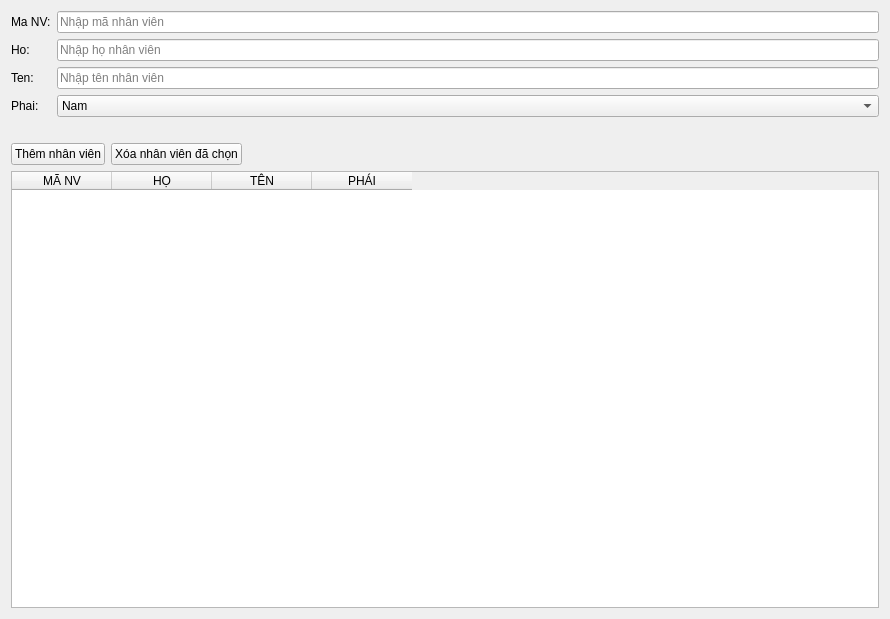
MinhKhang-ti/QuanLyVatTu, file nhanvienpage.ui: the form before one commit.
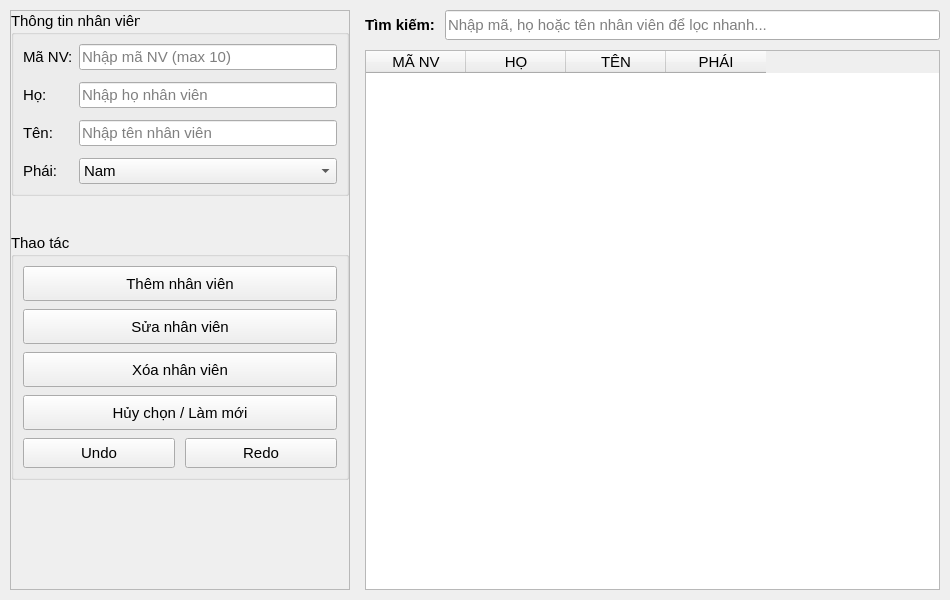
The form after the commit.

What changed in the file:
```diff
--- a/nhanvienpage.ui
+++ b/nhanvienpage.ui
@@ -6,34 +6,97 @@
    <rect>
     <x>0</x>
     <y>0</y>
-    <width>890</width>
-    <height>619</height>
+    <width>950</width>
+    <height>600</height>
    </rect>
   </property>
   <property name="windowTitle">
    <string>Form</string>
   </property>
-  <layout class="QVBoxLayout" name="mainLayout">
+  <property name="font">
+   <font>
+    <pointsize>11</pointsize>
+   </font>
+  </property>
+  <layout class="QHBoxLayout" name="horizontalLayout_Main">
+   <property name="spacing">
+    <number>15</number>
+   </property>
+   <property name="leftMargin">
+    <number>10</number>
+   </property>
+   <property name="topMargin">
+    <number>10</number>
+   </property>
+   <property name="rightMargin">
+    <number>10</number>
+   </property>
+   <property name="bottomMargin">
+    <number>10</number>
+   </property>
    <item>
-    <layout class="QFormLayout" name="form">
+    <widget class="QFrame" name="leftPanel">
+     <property name="minimumSize">
+      <size>
+       <width>340</width>
+       <height>0</height>
+      </size>
+     </property>
+     <property name="maximumSize">
+      <size>
+       <width>340</width>
+       <height>16777215</height>
+      </size>
+     </property>
+     <property name="frameShape">
+      <enum>QFrame::StyledPanel</enum>
+     </property>
+     <property name="frameShadow">
+      <enum>QFrame::Raised</enum>
+     </property>
+     <layout class="QVBoxLayout" name="verticalLayout_Left">
+      <property name="spacing">
+       <number>10</number>
+      </property>
+      <property name="leftMargin">
+       <number>0</number>
+      </property>
+      <property name="topMargin">
+       <number>0</number>
+      </property>
+      <property name="rightMargin">
+       <number>0</number>
+      </property>
+      <property name="bottomMargin">
+       <number>0</number>
+      </property>
+      <item>
+       <widget class="QGroupBox" name="groupBox_Form">
+        <property name="title">
+         <string>Thông tin nhân viên</string>
+        </property>
+        <layout class="QFormLayout" name="formLayout">
+         <property name="verticalSpacing">
+          <number>12</number>
+         </property>
      <item row="0" column="0">
       <widget class="QLabel" name="label">
        <property name="text">
-        <string>Ma NV:</string>
+            <string>Mã NV:</string>
        </property>
       </widget>
      </item>
      <item row="0" column="1">
       <widget class="QLineEdit" name="manvEdit">
        <property name="placeholderText">
-        <string>Nhập mã nhân viên</string>
+            <string>Nhập mã NV (max 10)</string>
        </property>
       </widget>
      </item>
      <item row="1" column="0">
       <widget class="QLabel" name="label_2">
        <property name="text">
-        <string>Ho:</string>
+            <string>Họ:</string>
        </property>
       </widget>
      </item>
@@ -47,7 +110,7 @@
      <item row="2" column="0">
       <widget class="QLabel" name="label_3">
        <property name="text">
-        <string>Ten:</string>
+            <string>Tên:</string>
        </property>
       </widget>
      </item>
@@ -61,7 +124,7 @@
      <item row="3" column="0">
       <widget class="QLabel" name="label_4">
        <property name="text">
-        <string>Phai:</string>
+            <string>Phái:</string>
        </property>
       </widget>
      </item>
@@ -80,47 +143,183 @@
       </widget>
      </item>
     </layout>
+       </widget>
    </item>
    <item>
     <widget class="QLabel" name="errorLabel">
      <property name="styleSheet">
-      <string notr="true">color: red;</string>
+         <string notr="true">color: red; font-style: italic;</string>
      </property>
      <property name="text">
       <string/>
      </property>
+        <property name="wordWrap">
+         <bool>true</bool>
+        </property>
     </widget>
    </item>
    <item>
-    <layout class="QHBoxLayout" name="btnRow">
+       <widget class="QGroupBox" name="groupBox_Actions">
+        <property name="title">
+         <string>Thao tác</string>
+        </property>
+        <layout class="QVBoxLayout" name="verticalLayout_Actions">
+         <property name="spacing">
+          <number>8</number>
+         </property>
      <item>
       <widget class="QPushButton" name="themButton">
+           <property name="minimumSize">
+            <size>
+             <width>0</width>
+             <height>35</height>
+            </size>
+           </property>
        <property name="text">
         <string>Thêm nhân viên</string>
        </property>
       </widget>
      </item>
+         <item>
+          <widget class="QPushButton" name="suaButton">
+           <property name="minimumSize">
+            <size>
+             <width>0</width>
+             <height>35</height>
+            </size>
+           </property>
+           <property name="text">
+            <string>Sửa nhân viên</string>
+           </property>
+          </widget>
+         </item>
      <item>
       <widget class="QPushButton" name="xoaButton">
+           <property name="minimumSize">
+            <size>
+             <width>0</width>
+             <height>35</height>
+            </size>
+           </property>
        <property name="text">
-        <string>Xóa nhân viên đã chọn</string>
+            <string>Xóa nhân viên</string>
        </property>
       </widget>
      </item>
      <item>
-      <spacer name="horizontalSpacer">
+          <widget class="QPushButton" name="huyButton">
+           <property name="minimumSize">
+            <size>
+             <width>0</width>
+             <height>35</height>
+            </size>
+           </property>
+           <property name="text">
+            <string>Hủy chọn / Làm mới</string>
+           </property>
+          </widget>
+         </item>
+         <item>
+          <layout class="QHBoxLayout" name="horizontalLayout_UndoRedo">
+           <property name="spacing">
+            <number>10</number>
+           </property>
+           <item>
+            <widget class="QPushButton" name="undoButton">
+             <property name="minimumSize">
+              <size>
+               <width>0</width>
+               <height>30</height>
+              </size>
+             </property>
+             <property name="text">
+              <string>Undo</string>
+             </property>
+            </widget>
+           </item>
+           <item>
+            <widget class="QPushButton" name="redoButton">
+             <property name="minimumSize">
+              <size>
+               <width>0</width>
+               <height>30</height>
+              </size>
+             </property>
+             <property name="text">
+              <string>Redo</string>
+             </property>
+            </widget>
+           </item>
+          </layout>
+         </item>
+        </layout>
+       </widget>
+      </item>
+      <item>
+       <spacer name="verticalSpacer">
        <property name="orientation">
-        <enum>Qt::Orientation::Horizontal</enum>
+         <enum>Qt::Vertical</enum>
        </property>
        <property name="sizeHint" stdset="0">
         <size>
-         <width>40</width>
-         <height>20</height>
+          <width>20</width>
+          <height>40</height>
         </size>
        </property>
       </spacer>
      </item>
     </layout>
+    </widget>
+   </item>
+   <item>
+    <widget class="QWidget" name="rightPanel" native="true">
+     <layout class="QVBoxLayout" name="verticalLayout_Right">
+      <property name="spacing">
+       <number>10</number>
+      </property>
+      <property name="leftMargin">
+       <number>0</number>
+      </property>
+      <property name="topMargin">
+       <number>0</number>
+      </property>
+      <property name="rightMargin">
+       <number>0</number>
+      </property>
+      <property name="bottomMargin">
+       <number>0</number>
+      </property>
+      <item>
+       <layout class="QHBoxLayout" name="horizontalLayout_Search">
+        <property name="spacing">
+         <number>10</number>
+        </property>
+        <item>
+         <widget class="QLabel" name="label_5">
+          <property name="font">
+           <font>
+            <bold>true</bold>
+           </font>
+          </property>
+          <property name="text">
+           <string>Tìm kiếm:</string>
+          </property>
+         </widget>
+        </item>
+        <item>
+         <widget class="QLineEdit" name="timKiemEdit">
+          <property name="minimumSize">
+           <size>
+            <width>0</width>
+            <height>30</height>
+           </size>
+          </property>
+          <property name="placeholderText">
+           <string>Nhập mã, họ hoặc tên nhân viên để lọc nhanh...</string>
+          </property>
+         </widget>
+        </item>
+       </layout>
    </item>
    <item>
     <widget class="QTableWidget" name="table">
@@ -144,6 +343,9 @@
        <string>PHÁI</string>
       </property>
      </column>
+       </widget>
+      </item>
+     </layout>
     </widget>
    </item>
   </layout>
```
Left out of the diff: 2 changed lines with no effect on the pictures. Lines whose indentation alone changed are shown as unchanged.
